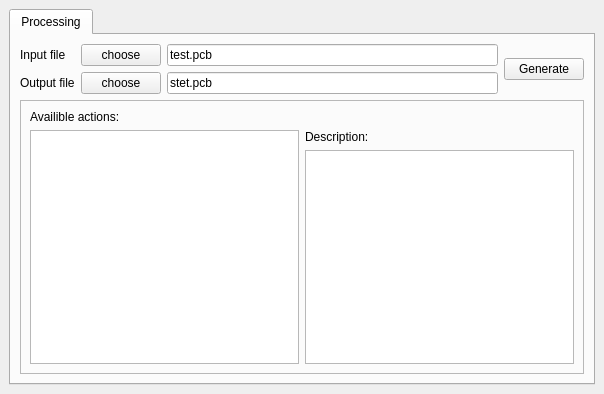
Qt form main.ui (pashtetez/pcadattr) before a commit.
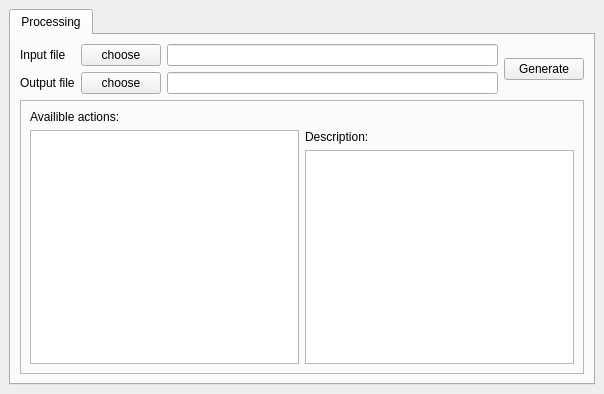
The same form after that commit.

What changed in the file:
```diff
--- a/main.ui
+++ b/main.ui
@@ -30,7 +30,7 @@
           <item row="1" column="2">
            <widget class="QLineEdit" name="lineEdit_out">
             <property name="text">
-             <string>stet.pcb</string>
+             <string></string>
             </property>
            </widget>
           </item>
@@ -51,7 +51,7 @@
           <item row="0" column="2">
            <widget class="QLineEdit" name="lineEdit_in">
             <property name="text">
-             <string>test.pcb</string>
+             <string></string>
             </property>
            </widget>
           </item>
```
